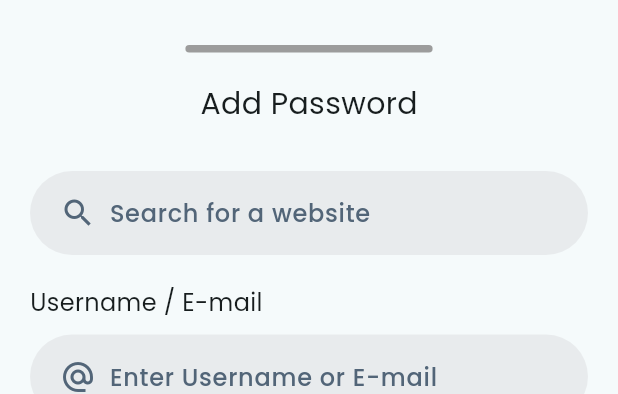
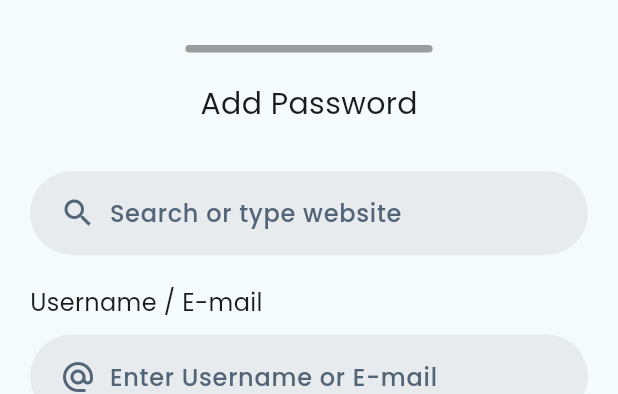
Before and after one commit to casiana2075/Password-Vault-Pro, a Flutter app: the AddModal widget shown alone on an empty page, opened directly with empty values, after a tap on "Done", on a phone screen of 412 x 824 dp. Shown: the top 394 px of the screen. Run offline on Flutter 3.47's test engine with Material 3 defaults, Android fonts, the phone set to English and light mode, and no system bars; our stand-ins replace flutter_svg, google_fonts, local_auth; network calls fail.

Commit message:
added a table with hardcoded sites&Url and when adding a new password the user can choose from a dropdown or to write on its own

```diff
--- a/projects/lib/AddModal.dart
+++ b/projects/lib/AddModal.dart
@@ -15,6 +15,18 @@ class _AddModalState extends State<AddModal> {
   final TextEditingController _siteController = TextEditingController();
   final TextEditingController _usernameController = TextEditingController();
   final TextEditingController _passwordController = TextEditingController();
+  final TextEditingController _logoUrlController = TextEditingController();
+
+
+  Map<String, String> _websiteLogos = {}; // all website logos available
+
+  bool isLogosLoading = true;
+
+  @override
+  void initState() {
+    super.initState();
+    loadWebsiteLogos();
+  }
 
   @override
   Widget build(BuildContext context) {
@@ -47,13 +59,11 @@ class _AddModalState extends State<AddModal> {
               style: TextStyle(fontSize: 20, fontWeight: FontWeight.w400),
             ),
           ),
-          SizedBox(
-            height: 30,
-          ),
-          searchText("Search for a website"),
-          SizedBox(
-            height: 10,
-          ),
+          SizedBox( height: 30 ),
+          isLogosLoading
+              ? const Center(child: CircularProgressIndicator())
+              : searchTextWithSuggestions(),
+          SizedBox( height: 10 ),
           Column(
             children: [
               formHeading("Username / E-mail"),
@@ -88,6 +98,9 @@ class _AddModalState extends State<AddModal> {
                   final site = _siteController.text.trim();
                   final username = _usernameController.text.trim();
                   final password = _passwordController.text.trim();
+                  final logoUrl = _logoUrlController.text.trim().isNotEmpty
+                      ? _logoUrlController.text.trim()
+                      : 'https://www.pngplay.com/wp-content/uploads/6/Mobile-Application-Blue-Icon-Transparent-PNG.png';
 
                   if (site.isEmpty || username.isEmpty || password.isEmpty) {
                     ScaffoldMessenger.of(context).showSnackBar(
@@ -96,10 +109,11 @@ class _AddModalState extends State<AddModal> {
                     return;
                   }
 
-                  final result = await ApiService.addPassword(site, username, password);
+                  final result = await ApiService.addPassword(site, username, password, logoUrl);
+
                   if (result != null) {
-                    widget.onAdded(); // call parent’s reload function
-                    Navigator.pop(context); // close the modal
+                    widget.onAdded();
+                    Navigator.pop(context);
                     ScaffoldMessenger.of(context).showSnackBar(
                       SnackBar(content: Text("Password added successfully")),
                     );
@@ -108,11 +122,13 @@ class _AddModalState extends State<AddModal> {
                       SnackBar(content: Text("Failed to add password")),
                     );
                   }
-                },
+                }
+                ,
                 child: Text(
                     "Done",
                     style: TextStyle(fontSize: 16, color: Colors.white),
-                )),
+                  )
+                ),
            ),
           SizedBox(
             height: 30,
@@ -166,15 +182,21 @@ class _AddModalState extends State<AddModal> {
     );
   }
 
-  Widget searchText(String hintText) {
+  Widget searchTextWithSuggestions() {
+    final websites = _websiteLogos.keys.toList();
+    List<String> filteredWebsites = websites
+        .where((site) => site.toLowerCase().contains(_siteController.text.toLowerCase()))
+        .toList();
+
     return Padding(
       padding: const EdgeInsets.symmetric(horizontal: 10),
-      child: TextFormField(
+      child: Column(
+        children: [
+          TextFormField(
             controller: _siteController,
             decoration: InputDecoration(
               prefixIcon: Padding(
-              padding: EdgeInsets.fromLTRB(
-                  20, 5, 5, 5), // add padding to adjust icon
+                padding: EdgeInsets.fromLTRB(20, 5, 5, 5),
                 child: Icon(
                   Icons.search,
                   color: Color.fromARGB(255, 82, 101, 120),
@@ -182,18 +204,73 @@ class _AddModalState extends State<AddModal> {
               ),
               filled: true,
               contentPadding: EdgeInsets.all(16),
-            hintText: hintText,
+              hintText: "Search or type website",
               hintStyle: TextStyle(
-                color: Color.fromARGB(255, 82, 101, 120), fontWeight: FontWeight.w500),
+                color: Color.fromARGB(255, 82, 101, 120),
+                fontWeight: FontWeight.w500,
+              ),
               fillColor: Color.fromARGB(247, 232, 235, 237),
               border: OutlineInputBorder(
-                borderSide: BorderSide(
-                  width: 0,
-                  style: BorderStyle.none,
+                borderSide: BorderSide.none,
+                borderRadius: BorderRadius.circular(35),
               ),
-                borderRadius: BorderRadius.circular(35))),
-        style: TextStyle(),
+            ),
+            onChanged: (value) {
+              setState(() {});
+            },
+          ),
+          if (_siteController.text.isNotEmpty && filteredWebsites.isNotEmpty)
+            Container(
+              constraints: BoxConstraints(maxHeight: 150),
+              decoration: BoxDecoration(
+                color: Colors.white,
+                border: Border.all(color: Colors.grey.shade300),
+                borderRadius: BorderRadius.circular(10),
+              ),
+              child: ListView.builder(
+                shrinkWrap: true,
+                itemCount: filteredWebsites.length,
+                itemBuilder: (context, index) {
+                  final suggestion = filteredWebsites[index];
+                  return ListTile(
+                    leading: CircleAvatar(
+                      radius: 12,
+                      backgroundImage: NetworkImage(_websiteLogos[suggestion]!),
+                      backgroundColor: Colors.transparent,
+                    ),
+                    title: Text(suggestion),
+                    onTap: () {
+                      setState(() {
+                        _siteController.text = suggestion;
+                        _siteController.selection = TextSelection.fromPosition(
+                          TextPosition(offset: _siteController.text.length),
+                        );
+                        _logoUrlController.text = _websiteLogos[suggestion] ?? '';
+                      });
+                      FocusScope.of(context).unfocus(); // hide keyboard
+                    },
+                  );
+                },
+              ),
+            ),
+        ],
       ),
     );
   }
+
+  Future<void> loadWebsiteLogos() async {
+    try {
+      final logos = await ApiService.fetchWebsiteLogos();
+      setState(() {
+        _websiteLogos = logos;
+        isLogosLoading = false; // after logos are fetched
+      });
+    } catch (e) {
+      print('Error loading logos: $e');
+      setState(() {
+        isLogosLoading = false; // even if error, allow UI to proceed
+      });
     }
+  }
+
+}
--- a/projects/lib/services/api_service.dart
+++ b/projects/lib/services/api_service.dart
@@ -37,7 +37,7 @@ class ApiService {
         "site": site,
         "username": username,
         "password": password,
-        "logourl": logoUrl,
+        "logoUrl": logoUrl,
       }),
     );
 
@@ -63,4 +63,22 @@ class ApiService {
     return response.statusCode == 200;
   }
 
+  static Future<Map<String, String>> fetchWebsiteLogos() async {
+    final url = Uri.parse('$baseUrl/logos');
+    final response = await http.get(url);
+
+    if (response.statusCode == 200) {
+      final List<dynamic> logos = json.decode(response.body);
+
+      //filter only entries where name and url are not null
+      return {
+        for (var logo in logos)
+          if (logo['site_name'] != null && logo['logo_url'] != null)
+            logo['site_name'].toString().toLowerCase(): logo['logo_url'].toString()
+      };
+    } else {
+      throw Exception('Failed to fetch logos');
+    }
+  }
+
 }
```
Also changed, not shown: projects/lib/main.dart (+69 -34 lines), 1 other file. Lines whose indentation alone changed are shown as unchanged.
